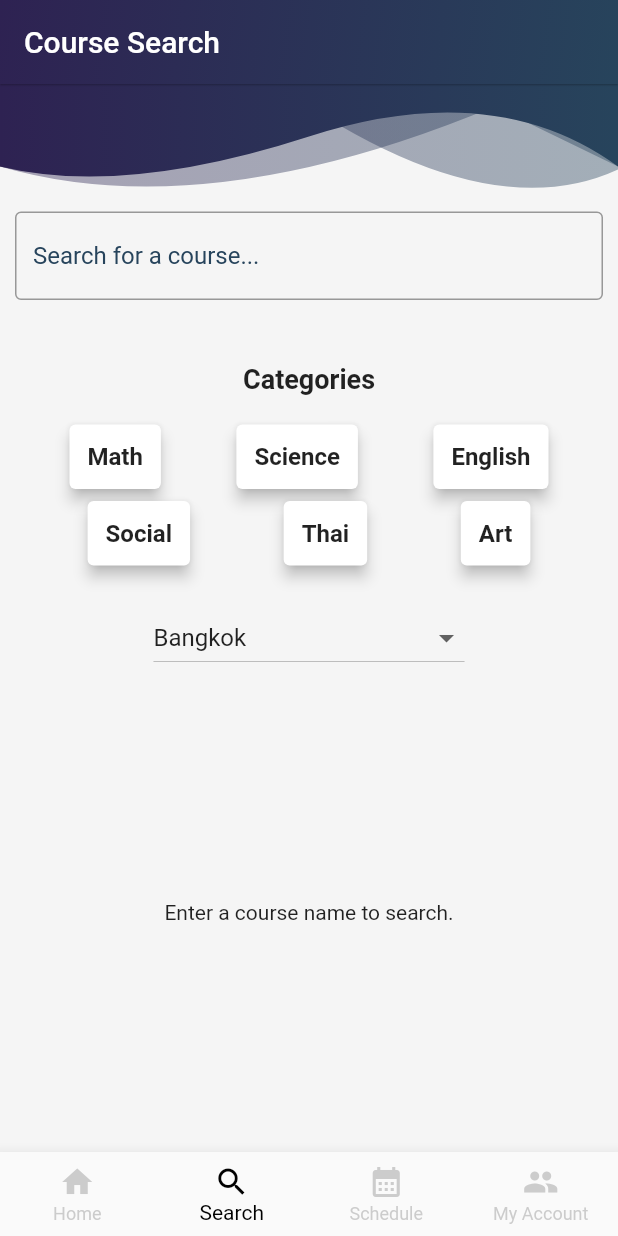
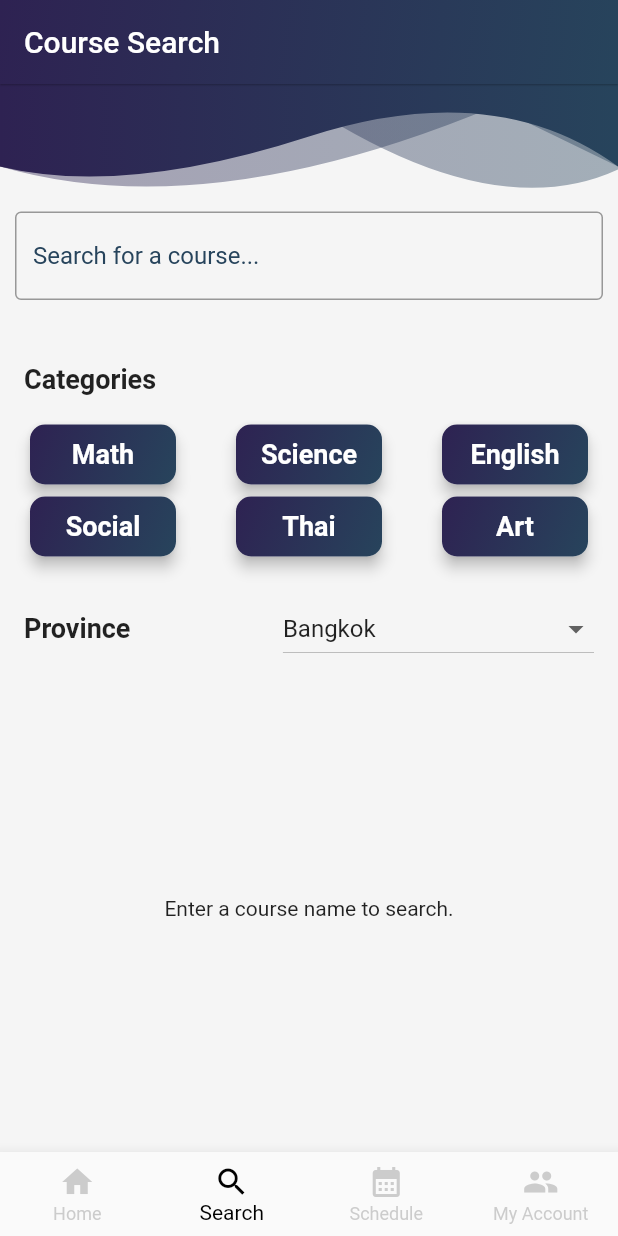
Before and after one commit to yasinthon04/TutorGo-Project, a Flutter app: the screen it shows once a user with an empty profile is signed in, item 2 of the bottom bar chosen, on a phone screen of 412 x 824 dp. Run offline on Flutter 3.47's test engine with Material 2 defaults, Android fonts, the phone set to English and light mode, and no system bars; our stand-ins replace cloud_firestore, firebase_auth, firebase_core, firebase_storage, hexcolor, image_picker; missing offline and left inert: maps_launcher; accounts and stored records are empty.

Commit message:
decorate search page

```diff
--- a/lib/pages/navpage/search.dart
+++ b/lib/pages/navpage/search.dart
@@ -163,11 +163,32 @@ class _SearchPageState extends State<SearchPage> {
       },
       child: Card(
         elevation: 4,
-        child: Padding(
-          padding: const EdgeInsets.all(12.0),
+        shape: RoundedRectangleBorder(
+          borderRadius: BorderRadius.circular(10),
+        ),
+        child: Container(
+          decoration: BoxDecoration(
+            borderRadius: BorderRadius.circular(10),
+            gradient: LinearGradient(
+              colors: [
+                Theme.of(context).primaryColor,
+                Theme.of(context).hintColor,
+              ], // Adjust gradient colors as needed
+              begin: Alignment.topLeft,
+              end: Alignment.bottomRight,
+            ),
+          ),
+          height: 40,
+          width: 100,
+          child: Center(
             child: Text(
               category,
-            style: TextStyle(fontSize: 16, fontWeight: FontWeight.bold),
+              style: TextStyle(
+                fontSize: 18,
+                fontWeight: FontWeight.bold,
+                color: Colors.white,
+              ),
+            ),
           ),
         ),
       ),
@@ -186,11 +207,21 @@ class _SearchPageState extends State<SearchPage> {
       },
       child: Card(
         elevation: 4,
+        shape: RoundedRectangleBorder(
+          borderRadius: BorderRadius.circular(12),
+        ),
+        color: Colors.green,
         child: Padding(
-          padding: const EdgeInsets.all(12.0),
+          padding: const EdgeInsets.all(16.0),
+          child: Center(
             child: Text(
               province,
-            style: TextStyle(fontSize: 16, fontWeight: FontWeight.bold),
+              style: TextStyle(
+                fontSize: 18,
+                fontWeight: FontWeight.bold,
+                color: Colors.white,
+              ),
+            ),
           ),
         ),
       ),
@@ -241,6 +272,7 @@ class _SearchPageState extends State<SearchPage> {
           ),
           if (_showCategories)
             Column(
+              crossAxisAlignment: CrossAxisAlignment.start,
               children: [
                 SizedBox(height: 16),
                 Padding(
@@ -254,24 +286,64 @@ class _SearchPageState extends State<SearchPage> {
                   ),
                 ),
                 Row(
-                  mainAxisAlignment: MainAxisAlignment.spaceEvenly,
                   children: [
-                    _buildCategoryCard(context, 'Math'),
-                    _buildCategoryCard(context, 'Science'),
-                    _buildCategoryCard(context, 'English'),
+                    Expanded(
+                      child: Padding(
+                        padding: const EdgeInsets.symmetric(horizontal: 16.0),
+                        child: _buildCategoryCard(context, 'Math'),
+                      ),
+                    ),
+                    Expanded(
+                      child: Padding(
+                        padding: const EdgeInsets.symmetric(horizontal: 16.0),
+                        child: _buildCategoryCard(context, 'Science'),
+                      ),
+                    ),
+                    Expanded(
+                      child: Padding(
+                        padding: const EdgeInsets.symmetric(horizontal: 16.0),
+                        child: _buildCategoryCard(context, 'English'),
+                      ),
+                    ),
                   ],
                 ),
                 Row(
-                  mainAxisAlignment: MainAxisAlignment.spaceEvenly,
                   children: [
-                    _buildCategoryCard(context, 'Social'),
-                    _buildCategoryCard(context, 'Thai'),
-                    _buildCategoryCard(context, 'Art'),
+                    Expanded(
+                      child: Padding(
+                        padding: const EdgeInsets.symmetric(horizontal: 16.0),
+                        child: _buildCategoryCard(context, 'Social'),
+                      ),
+                    ),
+                    Expanded(
+                      child: Padding(
+                        padding: const EdgeInsets.symmetric(horizontal: 16.0),
+                        child: _buildCategoryCard(context, 'Thai'),
+                      ),
+                    ),
+                    Expanded(
+                      child: Padding(
+                        padding: const EdgeInsets.symmetric(horizontal: 16.0),
+                        child: _buildCategoryCard(context, 'Art'),
+                      ),
+                    ),
                   ],
                 ),
                 SizedBox(height: 20),
                 Padding(
                   padding: const EdgeInsets.symmetric(horizontal: 16.0),
+                  child: Row(
+                    children: [
+                      Text(
+                        'Province',
+                        style: TextStyle(
+                          fontSize: 18,
+                          fontWeight: FontWeight.bold,
+                        ),
+                      ),
+                      Spacer(), // Adds flexible space to push the dropdown to the right
+                      Align(
+                        alignment: Alignment.centerRight,
                         child: DropdownButton<String>(
                           value: _selectedProvince,
                           onChanged: (String? newValue) {
@@ -279,7 +351,8 @@ class _SearchPageState extends State<SearchPage> {
                               _selectedProvince = newValue!;
                               _searchStream = FirebaseFirestore.instance
                                   .collection('courses')
-                            .where('province', isEqualTo: _selectedProvince)
+                                  .where('province',
+                                      isEqualTo: _selectedProvince)
                                   .snapshots();
                             });
                           },
@@ -295,6 +368,9 @@ class _SearchPageState extends State<SearchPage> {
                       ),
                     ],
                   ),
+                ),
+              ],
+            ),
           Expanded(
             child: _buildSearchResults(),
           ),
```
Lines whose indentation alone changed are shown as unchanged.
